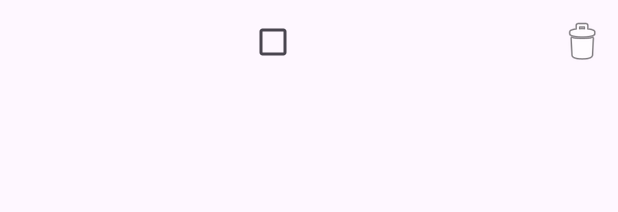
After one commit to ItsPrateekBansal/CS175-Fa26-roommate-app, an Android app: the layout item_grocery.xml on its own in the app's theme, with its tools: preview values and no code run, on a phone screen of 412 x 824 dp. The commit adds this screen. Shown: the top 212 px of the screen. Run offline under Robolectric (Android 15) with nearby library versions, the phone set to English and light mode, and no system bars.

Commit message:
Add grocery list layouts and strings

```diff
--- /dev/null
+++ b/app/src/main/res/layout/item_grocery.xml
@@ -0,0 +1,23 @@
+<?xml version="1.0" encoding="utf-8"?>
+<LinearLayout xmlns:android="http://schemas.android.com/apk/res/android"
+    android:layout_width="match_parent"
+    android:layout_height="wrap_content"
+    android:gravity="center_vertical"
+    android:minHeight="56dp"
+    android:orientation="horizontal">
+
+    <com.google.android.material.checkbox.MaterialCheckBox
+        android:id="@+id/purchased_check"
+        android:layout_width="0dp"
+        android:layout_height="wrap_content"
+        android:layout_weight="1"
+        android:textSize="16sp" />
+
+    <ImageButton
+        android:id="@+id/delete_button"
+        android:layout_width="48dp"
+        android:layout_height="48dp"
+        android:background="?attr/selectableItemBackgroundBorderless"
+        android:contentDescription="@string/action_delete"
+        android:src="@android:drawable/ic_menu_delete" />
+</LinearLayout>
```
Also changed, not shown: app/src/main/res/layout/fragment_grocery.xml (added, +59 -0 lines), app/src/main/res/values/strings.xml (+7 -0 lines).
